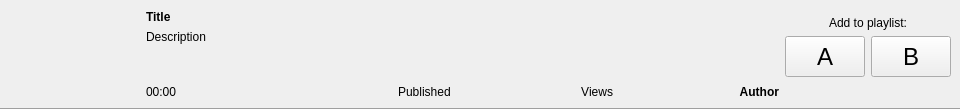
Above: src/result.ui from prusnak/cliptor before the change. Below: the same form after it.
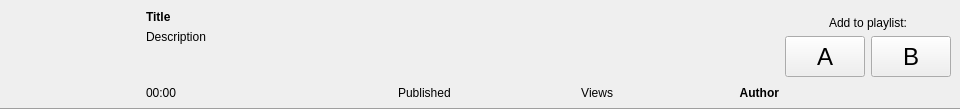
That is the form after the change. Icons and pictures are not drawn.

```diff
--- a/src/result.ui
+++ b/src/result.ui
@@ -16,7 +16,7 @@
      <x>10</x>
      <y>10</y>
      <width>941</width>
-     <height>92</height>
+     <height>93</height>
     </rect>
    </property>
    <layout class="QHBoxLayout" name="layoutH1">
```
Left out of the diff: 7 changed lines with no effect on the pictures.
